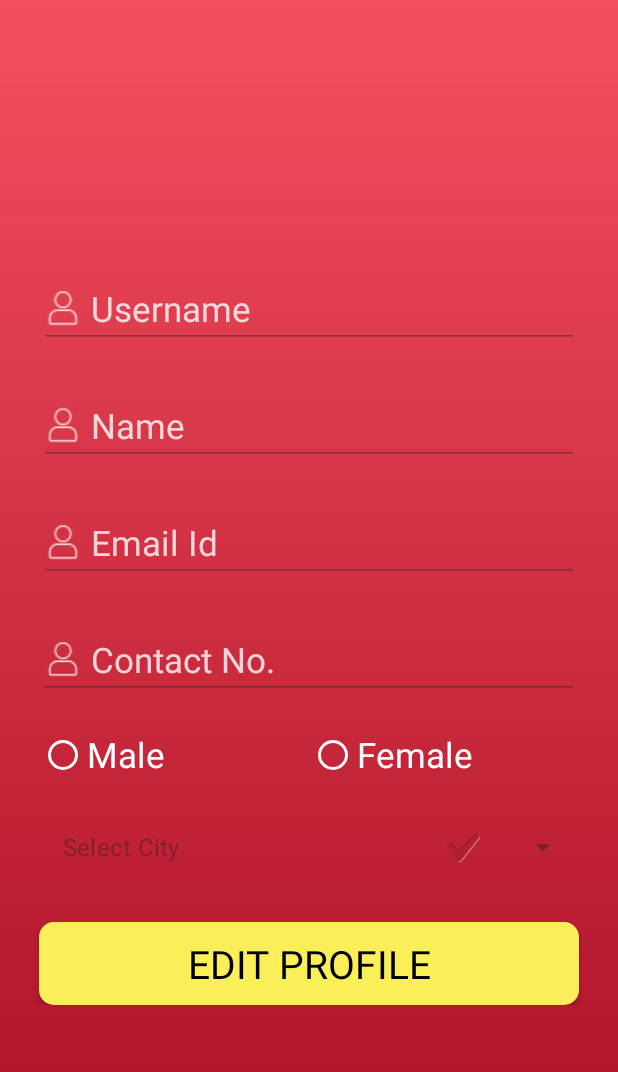
After one commit to sahetu/InternshipMay24, an Android app: the ProfileActivity screen opened directly, with no data from a screen before it, on a phone screen of 412 x 824 dp. The commit adds this screen. Shown: the top 1072 px of the screen. Run offline under Robolectric (Android 15) with nearby library versions, the phone set to English and light mode, and no system bars; our stand-ins replace sdp/ssp sizes; Roboto replaces fonts that are not available here.

Commit message:
Profile And Logout

```diff
--- a/app/build.gradle
+++ b/app/build.gradle
@@ -35,6 +35,8 @@ dependencies {
     implementation libs.activity
     implementation libs.constraintlayout
     implementation("com.intuit.sdp:sdp-android:1.1.1")
+    implementation("com.squareup.picasso:picasso:2.8")
+    implementation("com.github.bumptech.glide:glide:4.16.0")
     testImplementation libs.junit
     androidTestImplementation libs.ext.junit
     androidTestImplementation libs.espresso.core
--- /dev/null
+++ b/app/src/main/java/internship/may24/ProfileActivity.java
@@ -0,0 +1,298 @@
+package internship.may24;
+
+import android.content.SharedPreferences;
+import android.database.Cursor;
+import android.database.sqlite.SQLiteDatabase;
+import android.os.Bundle;
+import android.text.method.PasswordTransformationMethod;
+import android.view.View;
+import android.widget.AdapterView;
+import android.widget.ArrayAdapter;
+import android.widget.Button;
+import android.widget.CheckBox;
+import android.widget.EditText;
+import android.widget.FrameLayout;
+import android.widget.ImageView;
+import android.widget.RadioButton;
+import android.widget.RadioGroup;
+import android.widget.Spinner;
+
+import androidx.activity.EdgeToEdge;
+import androidx.appcompat.app.AppCompatActivity;
+import androidx.core.graphics.Insets;
+import androidx.core.view.ViewCompat;
+import androidx.core.view.WindowInsetsCompat;
+
+public class ProfileActivity extends AppCompatActivity {
+
+    EditText username,name,email,contact,password,confirmPassword;
+    ImageView passwordHide,passwordShow,confirmPasswordHide,confirmPasswordShow;
+    Button editProfile,submit;
+
+    String emailPattern = "[a-zA-Z0-9._-]+@[a-z]+\\.+[a-z]+";
+
+    RadioButton male,female;
+    RadioGroup gender;
+    Spinner city;
+    String[] cityArray = {"Select City","Ahmedabad","Vadodara","Surat","Rajkot","Gandhinagar"};
+
+    String sCity = "";
+    String sGender = "";
+
+    FrameLayout passwordLayout,confirmPassLayout;
+
+    SQLiteDatabase db;
+    SharedPreferences sp;
+
+    @Override
+    protected void onCreate(Bundle savedInstanceState) {
+        super.onCreate(savedInstanceState);
+        setContentView(R.layout.activity_profile);
+
+        sp = getSharedPreferences(ConstantSp.PREF,MODE_PRIVATE);
+
+        db = openOrCreateDatabase("InternshipMay24.db",MODE_PRIVATE,null);
+        String tableQuery = "CREATE TABLE IF NOT EXISTS USERS(USERID INTEGER PRIMARY KEY,USERNAME VARCHAR(100),NAME VARCHAR(100),EMAIL VARCHAR(100),CONTACT BIGINT(10),PASSWORD VARCHAR(20),GENDER VARCHAR(6),CITY VARCHAR(20))";
+        db.execSQL(tableQuery);
+
+        username = findViewById(R.id.profile_username);
+        name = findViewById(R.id.profile_name);
+        email = findViewById(R.id.profile_email);
+        contact = findViewById(R.id.profile_contact);
+        password = findViewById(R.id.profile_password);
+        confirmPassword = findViewById(R.id.profile_confirm_password);
+
+        passwordHide = findViewById(R.id.profile_password_hidden);
+        passwordShow = findViewById(R.id.profile_password_show);
+
+        confirmPasswordShow = findViewById(R.id.profile_confirm_password_show);
+        confirmPasswordHide = findViewById(R.id.profile_confirm_password_hidden);
+
+        passwordLayout = findViewById(R.id.profile_password_frame);
+        confirmPassLayout = findViewById(R.id.profile_confirm_password_frame);
+
+        male = findViewById(R.id.profile_male);
+        female = findViewById(R.id.profile_female);
+
+        /*male.setOnClickListener(new View.OnClickListener() {
+            @Override
+            public void onClick(View view) {
+                new CommonMethod(ProfileActivity.this,"Male");
+            }
+        });
+
+        female.setOnClickListener(new View.OnClickListener() {
+            @Override
+            public void onClick(View view) {
+                new CommonMethod(ProfileActivity.this,"Female");
+            }
+        });*/
+
+        gender = findViewById(R.id.profile_gender);
+        gender.setOnCheckedChangeListener(new RadioGroup.OnCheckedChangeListener() {
+            @Override
+            public void onCheckedChanged(RadioGroup radioGroup, int i) {
+                RadioButton radioButton = findViewById(i);
+                sGender = radioButton.getText().toString();
+                new CommonMethod(ProfileActivity.this,sGender);
+            }
+        });
+
+        city = findViewById(R.id.profile_city);
+        ArrayAdapter adapter = new ArrayAdapter(ProfileActivity.this, android.R.layout.simple_list_item_checked,cityArray);
+        city.setAdapter(adapter);
+
+        city.setOnItemSelectedListener(new AdapterView.OnItemSelectedListener() {
+            @Override
+            public void onItemSelected(AdapterView<?> adapterView, View view, int i, long l) {
+                if(i==0){
+                    sCity = "";
+                }
+                else {
+                    sCity = cityArray[i];
+                    new CommonMethod(ProfileActivity.this, cityArray[i]);
+                }
+            }
+
+            @Override
+            public void onNothingSelected(AdapterView<?> adapterView) {
+
+            }
+        });
+
+        editProfile = findViewById(R.id.profile_edit);
+        submit = findViewById(R.id.profile_submit);
+
+        passwordShow.setOnClickListener(new View.OnClickListener() {
+            @Override
+            public void onClick(View view) {
+                passwordShow.setVisibility(View.GONE);
+                passwordHide.setVisibility(View.VISIBLE);
+                password.setTransformationMethod(null);
+            }
+        });
+
+        passwordHide.setOnClickListener(new View.OnClickListener() {
+            @Override
+            public void onClick(View view) {
+                passwordShow.setVisibility(View.VISIBLE);
+                passwordHide.setVisibility(View.GONE);
+                password.setTransformationMethod(new PasswordTransformationMethod());
+            }
+        });
+
+        confirmPasswordShow.setOnClickListener(new View.OnClickListener() {
+            @Override
+            public void onClick(View view) {
+                confirmPasswordShow.setVisibility(View.GONE);
+                confirmPasswordHide.setVisibility(View.VISIBLE);
+                confirmPassword.setTransformationMethod(null);
+            }
+        });
+
+        confirmPasswordHide.setOnClickListener(new View.OnClickListener() {
+            @Override
+            public void onClick(View view) {
+                confirmPasswordShow.setVisibility(View.VISIBLE);
+                confirmPasswordHide.setVisibility(View.GONE);
+                confirmPassword.setTransformationMethod(new PasswordTransformationMethod());
+            }
+        });
+
+        submit.setOnClickListener(new View.OnClickListener() {
+            @Override
+            public void onClick(View view) {
+                if(username.getText().toString().trim().equals("")){
+                    username.setError("Username Required");
+                }
+                else if(name.getText().toString().trim().equals("")){
+                    name.setError("Name Required");
+                }
+                else if(email.getText().toString().trim().equals("")){
+                    email.setError("Email Id Required");
+                }
+                else if(!email.getText().toString().trim().matches(emailPattern)){
+                    email.setError("Valid Email Id Required");
+                }
+                else if(contact.getText().toString().trim().equals("")){
+                    contact.setError("Contact No. Required");
+                }
+                else if(password.getText().toString().trim().equals("")){
+                    password.setError("Password Required");
+                }
+                else if(password.getText().toString().trim().length()<6){
+                    password.setError("Min 6 Char. Password Required");
+                }
+                else if(confirmPassword.getText().toString().trim().equals("")){
+                    confirmPassword.setError("Confirm Password Required");
+                }
+                else if(confirmPassword.getText().toString().trim().length()<6){
+                    confirmPassword.setError("Min 6 Char. Confirm Password Required");
+                }
+                else if(!password.getText().toString().trim().matches(confirmPassword.getText().toString().trim())){
+                    confirmPassword.setError("Password Does Not Match");
+                }
+                else if(gender.getCheckedRadioButtonId()== -1){
+                    new CommonMethod(ProfileActivity.this,"Please Select Gender");
+                }
+                else if(sCity.equals("")){
+                    new CommonMethod(ProfileActivity.this,"Please Select City");
+                }
+                else{
+                    String selectQuery = "SELECT * FROM USERS WHERE USERID = '"+sp.getString(ConstantSp.USERID,"")+"'";
+                    Cursor cursor = db.rawQuery(selectQuery,null);
+                    if(cursor.getCount()>0){
+                        String updateQuery = "UPDATE USERS SET USERNAME='"+username.getText().toString()+"',NAME='"+name.getText().toString()+"',EMAIL='"+email.getText().toString()+"',CONTACT='"+contact.getText().toString()+"',PASSWORD='"+password.getText().toString()+"',GENDER='"+sGender+"',CITY='"+sCity+"' WHERE USERID='"+sp.getString(ConstantSp.USERID,"")+"'";
+                        db.execSQL(updateQuery);
+                        new CommonMethod(ProfileActivity.this, "Profile Update Successfully");
+                        new CommonMethod(view, "Profile Update Successfully");
+
+                        sp.edit().putString(ConstantSp.USERNAME,username.getText().toString()).commit();
+                        sp.edit().putString(ConstantSp.NAME,name.getText().toString()).commit();
+                        sp.edit().putString(ConstantSp.EMAIL,email.getText().toString()).commit();
+                        sp.edit().putString(ConstantSp.CONTACT,contact.getText().toString()).commit();
+                        sp.edit().putString(ConstantSp.PASSWORD,password.getText().toString()).commit();
+                        sp.edit().putString(ConstantSp.GENDER,sGender).commit();
+                        sp.edit().putString(ConstantSp.CITY,sCity).commit();
+
+                        setData(false);
+
+                    }
+                    else {
+                        new CommonMethod(ProfileActivity.this, "Invalid User");
+                        new CommonMethod(view, "Invalid User");
+                    }
+                }
+            }
+        });
+
+        editProfile.setOnClickListener(new View.OnClickListener() {
+            @Override
+            public void onClick(View view) {
+                setData(true);
+            }
+        });
+
+        setData(false);
+
+    }
+
+    private void setData(boolean b) {
+        username.setText(sp.getString(ConstantSp.USERNAME,""));
+        name.setText(sp.getString(ConstantSp.NAME,""));
+        email.setText(sp.getString(ConstantSp.EMAIL,""));
+        contact.setText(sp.getString(ConstantSp.CONTACT,""));
+        password.setText(sp.getString(ConstantSp.PASSWORD,""));
+        confirmPassword.setText(sp.getString(ConstantSp.PASSWORD,""));
+
+        sGender = sp.getString(ConstantSp.GENDER,"");
+        if(sGender.equalsIgnoreCase("Male")){
+            male.setChecked(true);
+            female.setChecked(false);
+        }
+        else if(sGender.equalsIgnoreCase("Female")){
+            male.setChecked(false);
+            female.setChecked(true);
+        }
+        else{
+            male.setChecked(false);
+            female.setChecked(false);
+        }
+
+        sCity = sp.getString(ConstantSp.CITY,"");
+        int iCityPosition = 0;
+        for(int i=0;i<cityArray.length;i++){
+            if(cityArray[i].equalsIgnoreCase(sCity)){
+                iCityPosition=i;
+                break;
+            }
+        }
+        city.setSelection(iCityPosition);
+
+        username.setEnabled(b);
+        name.setEnabled(b);
+        email.setEnabled(b);
+        contact.setEnabled(b);
+
+        male.setEnabled(b);
+        female.setEnabled(b);
+
+        city.setEnabled(b);
+
+        if(b){
+            editProfile.setVisibility(View.GONE);
+            submit.setVisibility(View.VISIBLE);
+
+            passwordLayout.setVisibility(View.VISIBLE);
+            confirmPassLayout.setVisibility(View.VISIBLE);
+        }
+        else{
+            editProfile.setVisibility(View.VISIBLE);
+            submit.setVisibility(View.GONE);
+
+            passwordLayout.setVisibility(View.GONE);
+            confirmPassLayout.setVisibility(View.GONE);
+        }
+
+    }
+}
--- /dev/null
+++ b/app/src/main/res/layout/activity_profile.xml
@@ -0,0 +1,169 @@
+<?xml version="1.0" encoding="utf-8"?>
+<LinearLayout xmlns:android="http://schemas.android.com/apk/res/android"
+    xmlns:app="http://schemas.android.com/apk/res-auto"
+    xmlns:tools="http://schemas.android.com/tools"
+    android:layout_width="match_parent"
+    android:layout_height="match_parent"
+    android:background="@drawable/custom_background"
+    android:gravity="center"
+    android:orientation="vertical"
+    tools:context=".SignupActivity">
+
+    <ScrollView
+        android:layout_width="match_parent"
+        android:layout_height="wrap_content"
+        android:layout_gravity="center">
+
+        <LinearLayout
+            android:layout_width="match_parent"
+            android:layout_height="match_parent"
+            android:layout_marginVertical="@dimen/_20sdp"
+            android:orientation="vertical">
+
+            <EditText
+                android:id="@+id/profile_username"
+                style="@style/edit_18"
+                android:layout_marginTop="@dimen/_20sdp"
+                android:drawableLeft="@drawable/people"
+                android:hint="Username" />
+
+            <EditText
+                android:id="@+id/profile_name"
+                style="@style/edit_18"
+                android:layout_marginTop="@dimen/_20sdp"
+                android:drawableLeft="@drawable/people"
+                android:hint="Name" />
+
+            <EditText
+                android:id="@+id/profile_email"
+                style="@style/edit_18"
+                android:layout_marginTop="@dimen/_20sdp"
+                android:drawableLeft="@drawable/people"
+                android:hint="Email Id"
+                android:inputType="textEmailAddress" />
+
+            <EditText
+                android:id="@+id/profile_contact"
+                style="@style/edit_18"
+                android:layout_marginTop="@dimen/_20sdp"
+                android:drawableLeft="@drawable/people"
+                android:hint="Contact No."
+                android:inputType="phone"
+                android:maxLength="10" />
+
+            <FrameLayout
+                android:id="@+id/profile_password_frame"
+                android:layout_width="match_parent"
+                android:layout_height="wrap_content"
+                android:layout_marginTop="@dimen/_10sdp">
+
+                <EditText
+                    android:id="@+id/profile_password"
+                    style="@style/edit_18"
+                    android:drawableLeft="@drawable/icons8_lock_500"
+                    android:hint="Password"
+                    android:inputType="textPassword"
+                    android:maxLength="12" />
+
+                <ImageView
+                    android:id="@+id/profile_password_hidden"
+                    android:layout_width="@dimen/_20sdp"
+                    android:layout_height="@dimen/_20sdp"
+                    android:layout_gravity="end|center"
+                    android:layout_marginRight="@dimen/_20sdp"
+                    android:src="@drawable/hidden"
+                    android:visibility="gone" />
+
+                <ImageView
+                    android:id="@+id/profile_password_show"
+                    android:layout_width="@dimen/_20sdp"
+                    android:layout_height="@dimen/_20sdp"
+                    android:layout_gravity="end|center"
+                    android:layout_marginRight="@dimen/_20sdp"
+                    android:src="@drawable/view" />
+
+            </FrameLayout>
+
+            <FrameLayout
+                android:id="@+id/profile_confirm_password_frame"
+                android:layout_width="match_parent"
+                android:layout_height="wrap_content"
+                android:layout_marginTop="@dimen/_10sdp">
+
+                <EditText
+                    android:id="@+id/profile_confirm_password"
+                    style="@style/edit_18"
+                    android:drawableLeft="@drawable/icons8_lock_500"
+                    android:hint="Confirm Password"
+                    android:inputType="textPassword"
+                    android:maxLength="12" />
+
+                <ImageView
+                    android:id="@+id/profile_confirm_password_hidden"
+                    android:layout_width="@dimen/_20sdp"
+                    android:layout_height="@dimen/_20sdp"
+                    android:layout_gravity="end|center"
+                    android:layout_marginRight="@dimen/_20sdp"
+                    android:src="@drawable/hidden"
+                    android:visibility="gone" />
+
+                <ImageView
+                    android:id="@+id/profile_confirm_password_show"
+                    android:layout_width="@dimen/_20sdp"
+                    android:layout_height="@dimen/_20sdp"
+                    android:layout_gravity="end|center"
+                    android:layout_marginRight="@dimen/_20sdp"
+                    android:src="@drawable/view" />
+
+            </FrameLayout>
+
+            <RadioGroup
+                android:id="@+id/profile_gender"
+                android:layout_width="match_parent"
+                android:layout_height="wrap_content"
+                android:layout_marginHorizontal="@dimen/_20sdp"
+                android:layout_marginTop="@dimen/_10sdp"
+                android:orientation="horizontal">
+
+                <RadioButton
+                    android:id="@+id/profile_male"
+                    style="@style/radio_18"
+                    android:layout_weight="1"
+                    android:text="Male" />
+
+                <RadioButton
+                    android:id="@+id/profile_female"
+                    style="@style/radio_18"
+                    android:layout_weight="1"
+                    android:text="Female" />
+
+            </RadioGroup>
+
+            <Spinner
+                android:id="@+id/profile_city"
+                android:layout_width="match_parent"
+                android:layout_height="wrap_content"
+                android:layout_marginHorizontal="@dimen/_20sdp"
+                android:layout_marginTop="@dimen/_10sdp" />
+
+            <Button
+                android:id="@+id/profile_edit"
+                style="@style/button_20"
+                android:layout_marginHorizontal="@dimen/_20sdp"
+                android:layout_marginTop="@dimen/_20sdp"
+                android:layout_weight="1"
+                android:text="Edit Profile" />
+
+            <Button
+                android:id="@+id/profile_submit"
+                style="@style/button_20"
+                android:layout_marginHorizontal="@dimen/_20sdp"
+                android:layout_marginTop="@dimen/_20sdp"
+                android:layout_weight="1"
+                android:text="Submit" />
+
+        </LinearLayout>
+
+    </ScrollView>
+
+</LinearLayout>
```
Also changed, not shown: app/src/main/AndroidManifest.xml (+17 -9 lines), app/src/main/java/internship/may24/DashboardActivity.java (+41 -0 lines), app/src/main/java/internship/may24/SplashActivity.java (added, +53 -0 lines), app/src/main/res/layout/activity_dashboard.xml (+17 -5 lines), app/src/main/res/layout/activity_splash.xml (added, +16 -0 lines).
